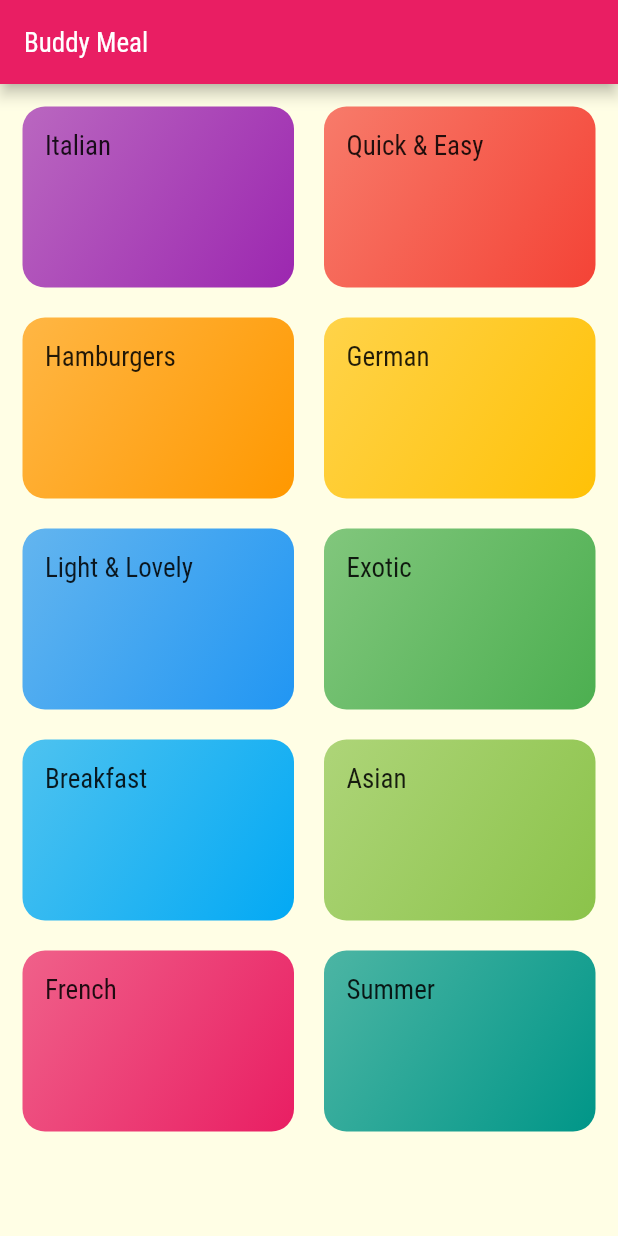
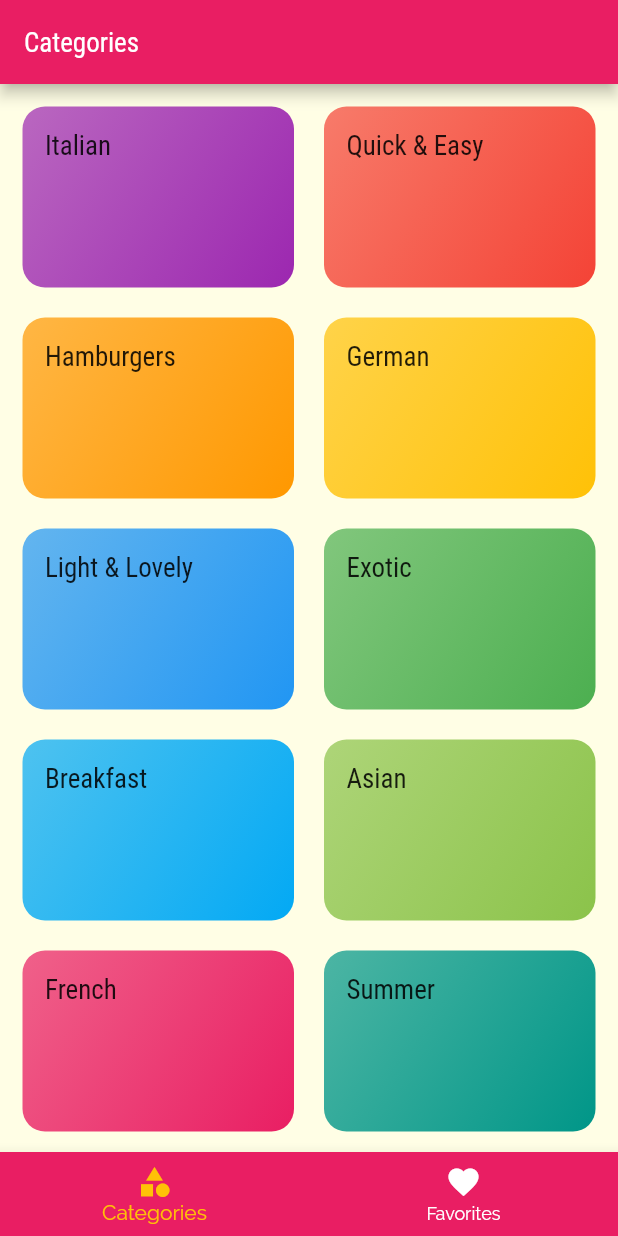
Before and after one commit to iamsyedanish/meal_app, a Flutter app: the screen it shows after launch, on a phone screen of 412 x 824 dp. Run offline on Flutter 3.47's test engine with Material 2 defaults, Android fonts, the light colour scheme and no system bars.

Commit message:
Added Tab Screen

```diff
--- a/lib/main.dart
+++ b/lib/main.dart
@@ -1,6 +1,7 @@
 import 'package:buddy_meal_app/screens/categories_screen.dart';
 import 'package:buddy_meal_app/screens/category_meal_screen.dart';
 import 'package:buddy_meal_app/screens/meal_detail_screen.dart';
+import 'package:buddy_meal_app/screens/tabs_screen.dart';
 import 'package:flutter/material.dart';
 
 void main() => runApp(const MyApp());
@@ -28,7 +29,7 @@ class MyApp extends StatelessWidget {
                   fontSize: 18, fontFamily: 'RobotoCondensed'))),
       initialRoute: '/',
       routes: {
-        '/': (context) => const CategoriesScreen(),
+        '/': (context) => const TabsScreen(),
         CategoryMealScreen.categoryMeal: (context) =>
             const CategoryMealScreen(),
         MealDetailScreen.mealDetail: (context) => const MealDetailScreen()
--- a/lib/screens/categories_screen.dart
+++ b/lib/screens/categories_screen.dart
@@ -7,9 +7,7 @@ class CategoriesScreen extends StatelessWidget {
 
   @override
   Widget build(BuildContext context) {
-    return Scaffold(
-      appBar: AppBar(title: const Text('Buddy Meal')),
-      body: GridView(
+    return GridView(
         padding: const EdgeInsets.all(15),
         gridDelegate: const SliverGridDelegateWithMaxCrossAxisExtent(
           maxCrossAxisExtent: 200,
@@ -19,8 +17,6 @@ class CategoriesScreen extends StatelessWidget {
         ),
         children: DUMMY_CATEGORIES
             .map((e) => CategoryItem(id: e.id, title: e.title, color: e.color))
-            .toList(),
-      ),
-    );
+            .toList());
   }
 }
--- /dev/null
+++ b/lib/screens/favorites_screen.dart
@@ -0,0 +1,12 @@
+import 'package:flutter/material.dart';
+
+class FavoritesScreen extends StatelessWidget {
+  const FavoritesScreen({super.key});
+
+  @override
+  Widget build(BuildContext context) {
+    return const Center(
+      child: Text("Favorites"),
+    );
+  }
+}
--- /dev/null
+++ b/lib/screens/tabs_screen.dart
@@ -0,0 +1,72 @@
+import 'package:buddy_meal_app/screens/categories_screen.dart';
+import 'package:flutter/material.dart';
+
+import 'favorites_screen.dart';
+
+class TabsScreen extends StatefulWidget {
+  const TabsScreen({super.key});
+
+  @override
+  State<TabsScreen> createState() => _TabsScreenState();
+}
+
+class _TabsScreenState extends State<TabsScreen> {
+  final List<Map<String, Object>> _pages = [
+    {'page': const CategoriesScreen(), 'title': "Categories"},
+    {"page": const FavoritesScreen(), "title": "Favorites"},
+  ];
+
+  int _selectedPageIndex = 0;
+
+  void _selectScreen(int index) {
+    setState(() {
+      _selectedPageIndex = index;
+    });
+  }
+
+  @override
+  Widget build(BuildContext context) {
+    return Scaffold(
+      appBar:
+          AppBar(title: Text(_pages[_selectedPageIndex]['title'].toString())),
+      bottomNavigationBar: BottomNavigationBar(
+        backgroundColor: Theme.of(context).colorScheme.primary,
+        unselectedItemColor: Colors.white,
+        selectedItemColor: Theme.of(context).colorScheme.secondary,
+        currentIndex: _selectedPageIndex,
+        items: const [
+          BottomNavigationBarItem(
+              icon: Icon(Icons.category), label: "Categories"),
+          BottomNavigationBarItem(
+              icon: Icon(Icons.favorite), label: 'Favorites'),
+        ],
+        onTap: _selectScreen,
+      ),
+      body: _pages[_selectedPageIndex]['page'] as Widget,
+    );
+  }
+}
+
+// DefaultTabController(
+//         length: 2,
+//         initialIndex: 0,
+//         child: Scaffold(
+//           appBar: AppBar(
+//             title: const Text("Meals"),
+//             bottom: const TabBar(
+//               tabs: [
+//               Tab(
+//                 icon: Icon(Icons.category),
+//                 text: 'Categories',
+//               ),
+//               Tab(
+//                 icon: Icon(Icons.favorite),
+//                 text: "Favorites",
+//               ),
+//             ]),
+//           ),
+//           body: const TabBarView(children: [
+//             CategoriesScreen(),
+//             FavoritesScreen(),
+//           ]),
+//         ));
```
